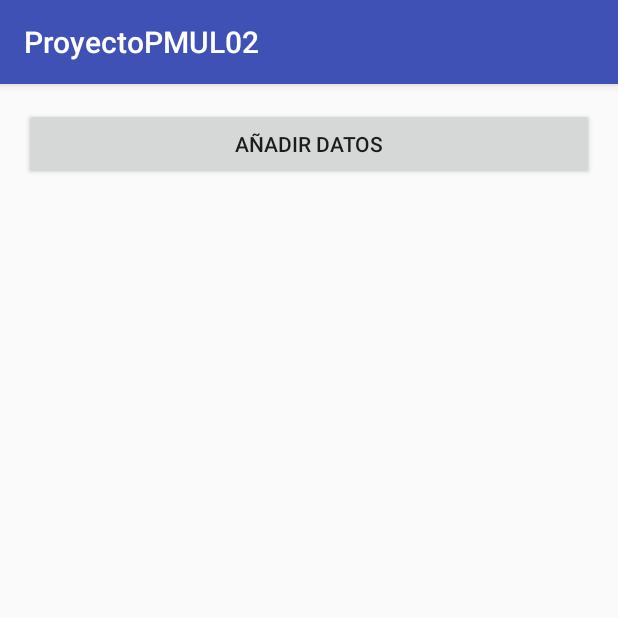
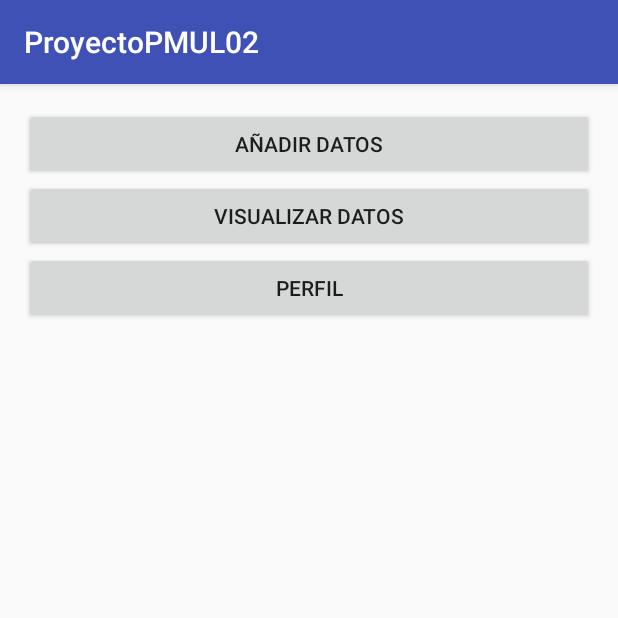
Before and after one commit to santii810/ProyectoPMUL, an Android app: the screen it shows after launch (MainActivity), on a phone screen of 412 x 824 dp, the top half of it. Run offline under Robolectric (Android 15) with nearby library versions, the phone set to English and light mode, and no system bars; libraries missing offline, so code that uses them is left out: com.parse; 2 statements that could not run were skipped.

Commit message:
xml addData

```diff
--- a/app/src/main/java/sgomez/ejemplos/proyectopmul02/MainActivity.java
+++ b/app/src/main/java/sgomez/ejemplos/proyectopmul02/MainActivity.java
@@ -10,6 +10,16 @@ import sgomez.ejemplos.proyectopmul02.model.ParseLocalRepository;
 
 public class MainActivity extends AppCompatActivity {
     private static LocalRepository localRepository;
+    private static final String APLICATIONID = "8H90I8DD1HC7bC1DSTZ0A3Hx8R9IvjpfYfnMFAaD";
+    private static final String CLIENTKEY = "jgFlObtthO7RJEqIFa7oeM87prVKyleiNche125E";
+
+    public static String getAPLICATIONID() {
+        return APLICATIONID;
+    }
+
+    public static String getCLIENTKEY() {
+        return CLIENTKEY;
+    }
 
     public static LocalRepository getLocalRepository() {
         return localRepository;
--- a/app/src/main/res/layout/activity_main.xml
+++ b/app/src/main/res/layout/activity_main.xml
@@ -3,16 +3,37 @@
     xmlns:tools="http://schemas.android.com/tools"
     android:layout_width="match_parent"
     android:layout_height="match_parent"
+    android:paddingBottom="@dimen/activity_vertical_margin"
     android:paddingLeft="@dimen/activity_horizontal_margin"
     android:paddingRight="@dimen/activity_horizontal_margin"
     android:paddingTop="@dimen/activity_vertical_margin"
-    android:paddingBottom="@dimen/activity_vertical_margin"
     tools:context=".MainActivity">
 
-    <Button
+    <LinearLayout
         android:layout_width="match_parent"
         android:layout_height="wrap_content"
-        android:text="@string/addData"
-        android:id="@+id/buttonAddData"
-        android:onClick="buttonAddDataOnClick" />
+        android:orientation="vertical">
+
+        <Button
+            android:id="@+id/buttonAddData"
+            android:layout_width="match_parent"
+            android:layout_height="wrap_content"
+            android:onClick="buttonAddDataOnClick"
+            android:text="@string/addData" />
+
+        <Button
+            android:id="@+id/buttonViewDAta"
+            android:layout_width="match_parent"
+            android:layout_height="wrap_content"
+            android:onClick="buttonViewDataOnClick"
+            android:text="@string/viewData" />
+
+        <Button
+            android:id="@+id/buttonPerfil"
+            android:layout_width="match_parent"
+            android:layout_height="wrap_content"
+            android:onClick="buttonPerfilOnClick"
+            android:text="@string/perfil" />
+    </LinearLayout>
+
 </RelativeLayout>
--- a/app/src/main/res/values/strings.xml
+++ b/app/src/main/res/values/strings.xml
@@ -9,4 +9,9 @@
     <string name="localName">Nombre local</string>
     <string name="cancel">Cancelar</string>
     <string name="addData">Añadir datos</string>
+    <string name="viewData">Visualizar datos</string>
+    <string name="perfil">Perfil</string>
+    <string name="active">Activo</string>
+    <string name="camareroName">Nombre camarero</string>
+    <string name="cocinaName">Nombre cocina</string>
 </resources>
```
Also changed, not shown: app/src/main/AndroidManifest.xml (+9 -5 lines), app/src/main/java/sgomez/ejemplos/proyectopmul02/AddCamareroActivity.java (added, +13 -0 lines), app/src/main/java/sgomez/ejemplos/proyectopmul02/AddCocinaActivity.java (added, +13 -0 lines), app/src/main/java/sgomez/ejemplos/proyectopmul02/model/ParseLocalRepository.java (+5 -4 lines), app/src/main/res/layout/activity_add_camarero.xml (added, +53 -0 lines), app/src/main/res/layout/activity_add_cocina.xml (added, +56 -0 lines), 1 other file.
